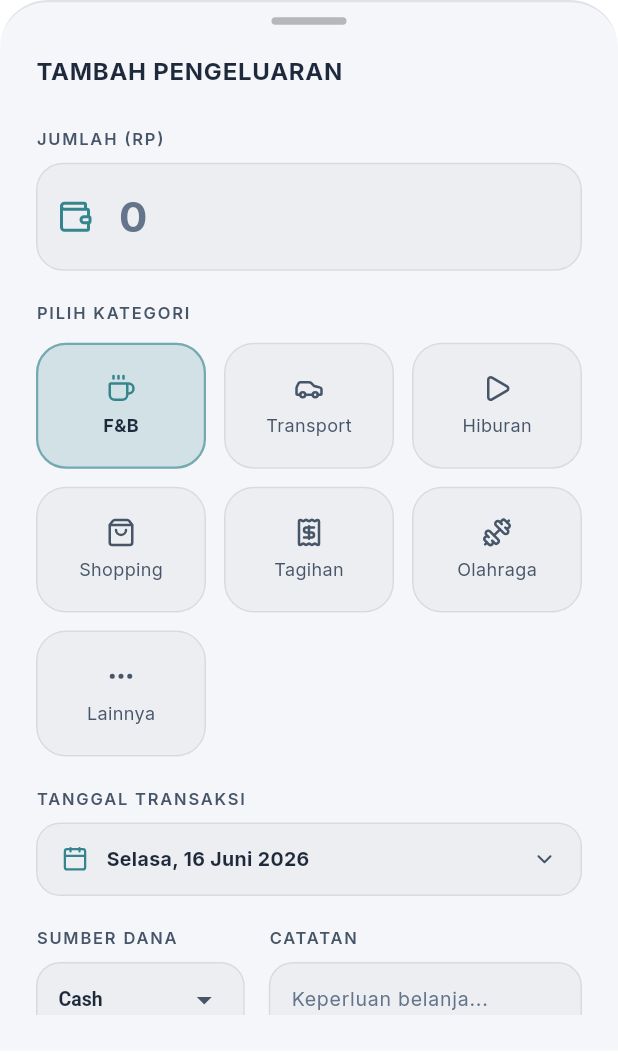
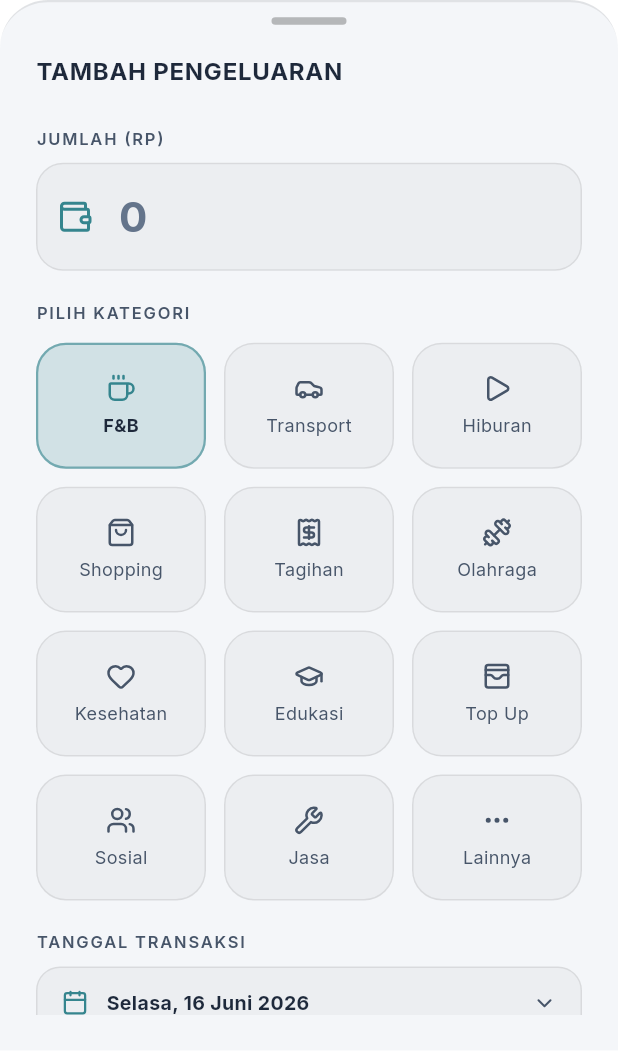
Before and after one commit to adrianakbar/uangku, a Flutter app: the AddTransactionSheet widget shown alone on an empty page, opened directly, on a phone screen of 412 x 824 dp. Shown: the top 1054 px of the screen. Run offline on Flutter 3.47's test engine with Material 3 defaults, Android fonts, the phone set to English and light mode, and no system bars; our stand-ins replace file_picker, firebase_auth, firebase_core, flutter_local_notifications, flutter_lucide, flutter_timezone and 7 more; missing offline and left inert: flutter_displaymode, home_widget; accounts and stored records are empty.

Commit message:
[FEAT] Add new transaction categories: Kesehatan, Edukasi, Top Up, Sosial, and Jasa with corresponding icons and colors

```diff
--- a/lib/screens/analytics_screen.dart
+++ b/lib/screens/analytics_screen.dart
@@ -29,6 +29,11 @@ class _AnalyticsScreenState extends State<AnalyticsScreen> {
     'Shopping': {'color': AppColors.primaryLight, 'icon': LucideIcons.shopping_bag},
     'Tagihan': {'color': AppColors.secondary, 'icon': LucideIcons.receipt},
     'Olahraga': {'color': AppColors.tertiaryLight, 'icon': LucideIcons.dumbbell},
+    'Kesehatan': {'color': const Color(0xFFE57373), 'icon': LucideIcons.heart},
+    'Edukasi': {'color': const Color(0xFF64B5F6), 'icon': LucideIcons.graduation_cap},
+    'Top Up': {'color': const Color(0xFF81C784), 'icon': LucideIcons.wallet_cards},
+    'Sosial': {'color': const Color(0xFFFFB74D), 'icon': LucideIcons.users},
+    'Jasa': {'color': const Color(0xFFBA68C8), 'icon': LucideIcons.wrench},
     'Lainnya': {'color': AppColors.tertiaryLight, 'icon': LucideIcons.ellipsis},
   };
 
--- a/lib/screens/dashboard_screen.dart
+++ b/lib/screens/dashboard_screen.dart
@@ -924,6 +924,16 @@ class _RecentTransactionsList extends StatelessWidget {
         return {'icon': LucideIcons.receipt, 'color': AppColors.secondary};
       case 'Olahraga':
         return {'icon': LucideIcons.dumbbell, 'color': AppColors.tertiaryLight};
+      case 'Kesehatan':
+        return {'icon': LucideIcons.heart, 'color': const Color(0xFFE57373)};
+      case 'Edukasi':
+        return {'icon': LucideIcons.graduation_cap, 'color': const Color(0xFF64B5F6)};
+      case 'Top Up':
+        return {'icon': LucideIcons.wallet_cards, 'color': const Color(0xFF81C784)};
+      case 'Sosial':
+        return {'icon': LucideIcons.users, 'color': const Color(0xFFFFB74D)};
+      case 'Jasa':
+        return {'icon': LucideIcons.wrench, 'color': const Color(0xFFBA68C8)};
       case 'Gaji':
         return {'icon': LucideIcons.banknote, 'color': AppColors.primaryLight};
       default:
--- a/lib/screens/history_screen.dart
+++ b/lib/screens/history_screen.dart
@@ -37,6 +37,11 @@ class _HistoryScreenState extends State<HistoryScreen> {
     'Shopping',
     'Tagihan',
     'Olahraga',
+    'Kesehatan',
+    'Edukasi',
+    'Top Up',
+    'Sosial',
+    'Jasa',
     'Gaji',
     'Lainnya'
   ];
@@ -48,6 +53,11 @@ class _HistoryScreenState extends State<HistoryScreen> {
     'Shopping': {'color': AppColors.secondary, 'icon': LucideIcons.shopping_bag},
     'Tagihan': {'color': AppColors.secondary, 'icon': LucideIcons.receipt},
     'Olahraga': {'color': AppColors.secondary, 'icon': LucideIcons.dumbbell},
+    'Kesehatan': {'color': AppColors.secondary, 'icon': LucideIcons.heart},
+    'Edukasi': {'color': AppColors.secondary, 'icon': LucideIcons.graduation_cap},
+    'Top Up': {'color': AppColors.secondary, 'icon': LucideIcons.wallet_cards},
+    'Sosial': {'color': AppColors.secondary, 'icon': LucideIcons.users},
+    'Jasa': {'color': AppColors.secondary, 'icon': LucideIcons.wrench},
     'Gaji': {'color': AppColors.secondary, 'icon': LucideIcons.arrow_up_right},
     'Lainnya': {'color': AppColors.secondary, 'icon': LucideIcons.ellipsis},
   };
--- a/lib/widgets/add_transaction_sheet.dart
+++ b/lib/widgets/add_transaction_sheet.dart
@@ -136,6 +136,11 @@ class _AddTransactionSheetState extends State<AddTransactionSheet> {
     {'name': 'Shopping', 'icon': LucideIcons.shopping_bag, 'color': AppColors.primaryLight},
     {'name': 'Tagihan', 'icon': LucideIcons.receipt, 'color': AppColors.secondary},
     {'name': 'Olahraga', 'icon': LucideIcons.dumbbell, 'color': AppColors.tertiaryLight},
+    {'name': 'Kesehatan', 'icon': LucideIcons.heart, 'color': const Color(0xFFE57373)},
+    {'name': 'Edukasi', 'icon': LucideIcons.graduation_cap, 'color': const Color(0xFF64B5F6)},
+    {'name': 'Top Up', 'icon': LucideIcons.wallet_cards, 'color': const Color(0xFF81C784)},
+    {'name': 'Sosial', 'icon': LucideIcons.users, 'color': const Color(0xFFFFB74D)},
+    {'name': 'Jasa', 'icon': LucideIcons.wrench, 'color': const Color(0xFFBA68C8)},
     {'name': 'Lainnya', 'icon': LucideIcons.ellipsis, 'color': AppColors.tertiaryLight},
   ];
 
```
